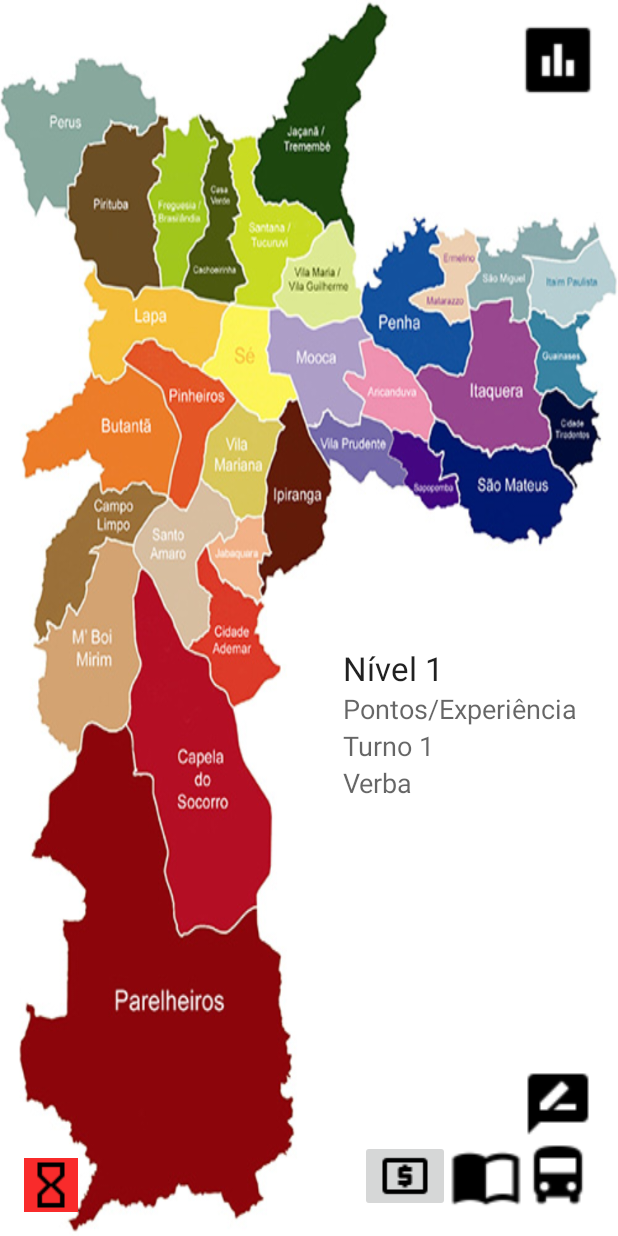
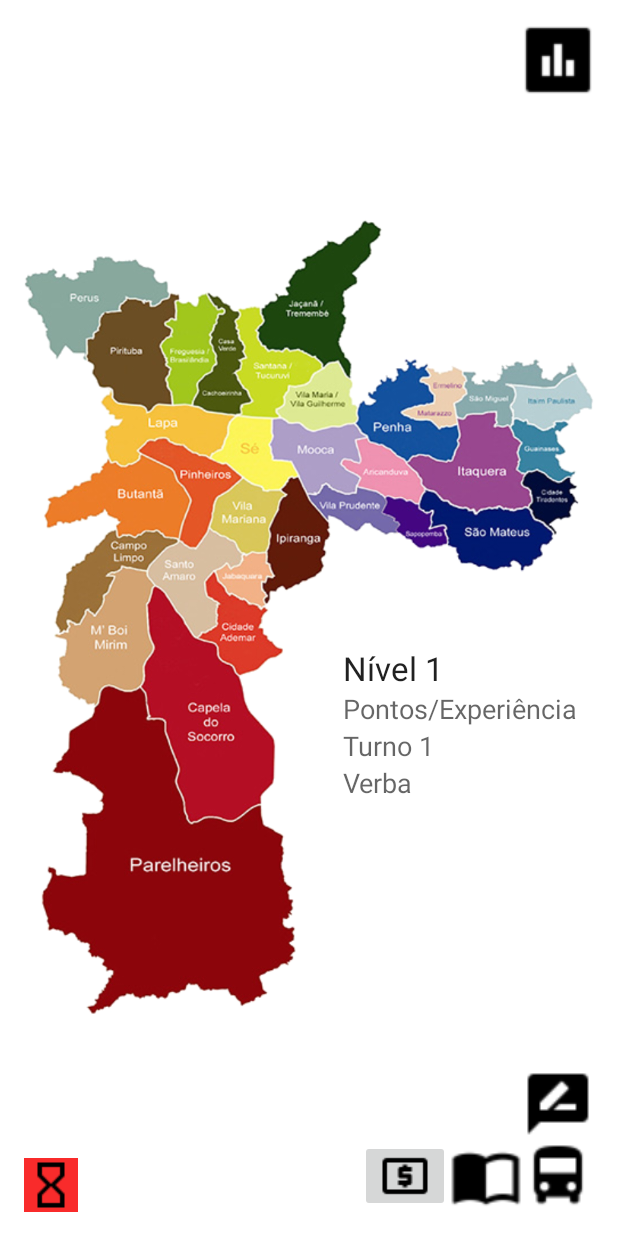
Before and after one commit to aee-fsi/SimSampa, an Android app: the TelaPrincipal screen opened directly, with no data from a screen before it, on a phone screen of 412 x 824 dp. Run offline under Robolectric (Android 15) with nearby library versions, the phone set to English and light mode, and no system bars.

Commit message:
é isso ae

```diff
--- a/app/src/main/res/layout/content_tela_principal.xml
+++ b/app/src/main/res/layout/content_tela_principal.xml
@@ -12,7 +12,7 @@
     android:onClick="clicaTela"
     tools:context="com.hfad.simsampa.TelaPrincipal"
     tools:showIn="@layout/activity_tela_principal"
-    android:background="@drawable/mapa">
+    android:background="#fff">
     <!-->
     <ImageView
     android:layout_width="match_parent"
@@ -20,6 +20,16 @@
     android:src="@drawable/mapa"
     android:id="@+id/imageView3" />
     <!-->
+
+
+<ImageView
+android:layout_width="match_parent"
+android:layout_height="match_parent"
+android:src="@drawable/mapa"
+android:id="@+id/imageView3" />
+
+
+
 
 <LinearLayout
     android:orientation="horizontal"
--- a/app/src/main/res/layout/tela_criarjogo.xml
+++ /dev/null
@@ -1,6 +0,0 @@
-<?xml version="1.0" encoding="utf-8"?>
-<LinearLayout xmlns:android="http://schemas.android.com/apk/res/android"
-    android:orientation="vertical" android:layout_width="match_parent"
-    android:layout_height="match_parent">
-
-</LinearLayout>
```
Also changed, not shown: app/src/main/res/layout/minha_celula.xml (+12 -7 lines), app/src/main/res/drawable/mapa.png, app/src/main/res/drawable/telas11.png (added). Lines whose indentation alone changed are shown as unchanged.
